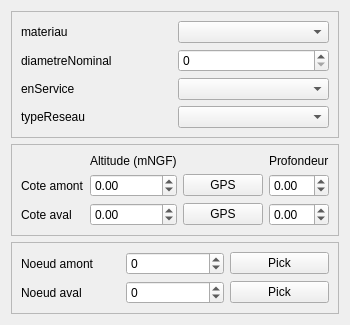
This is Lamia/toolprepro/assainissement/lamiaassainissement_infralineaire_tool_ui.ui in Artelia/Lamia as Qt 5 draws it before an edit. The edited form follows.
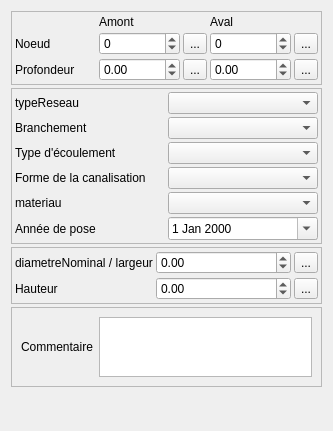
This is the edited form. Icons and pictures are not drawn.

The edit to the form file:
```diff
--- a/Lamia/toolprepro/assainissement/lamiaassainissement_infralineaire_tool_ui.ui
+++ b/Lamia/toolprepro/assainissement/lamiaassainissement_infralineaire_tool_ui.ui
@@ -6,14 +6,141 @@
    <rect>
     <x>0</x>
     <y>0</y>
-    <width>348</width>
-    <height>313</height>
+    <width>333</width>
+    <height>431</height>
    </rect>
   </property>
   <property name="windowTitle">
    <string>Form</string>
   </property>
-  <layout class="QVBoxLayout" name="verticalLayout" stretch="0,0,0">
+  <layout class="QVBoxLayout" name="verticalLayout" stretch="0,0,0,0,0">
+   <property name="spacing">
+    <number>3</number>
+   </property>
+   <item>
+    <widget class="QFrame" name="frame_3">
+     <property name="frameShape">
+      <enum>QFrame::StyledPanel</enum>
+     </property>
+     <property name="frameShadow">
+      <enum>QFrame::Raised</enum>
+     </property>
+     <layout class="QGridLayout" name="gridLayout_3">
+      <property name="margin">
+       <number>3</number>
+      </property>
+      <property name="spacing">
+       <number>3</number>
+      </property>
+      <item row="1" column="4">
+       <widget class="QToolButton" name="toolButton_pickav">
+        <property name="text">
+         <string>...</string>
+        </property>
+        <property name="icon">
+         <iconset resource="../../resources.qrc">
+          <normaloff>:/plugins/Lamia/icons/select.png</normaloff>:/plugins/Lamia/icons/select.png</iconset>
+        </property>
+       </widget>
+      </item>
+      <item row="1" column="3">
+       <widget class="QSpinBox" name="spinBox_lk_noeud2">
+        <property name="minimum">
+         <number>-1</number>
+        </property>
+        <property name="maximum">
+         <number>999999</number>
+        </property>
+       </widget>
+      </item>
+      <item row="0" column="1">
+       <widget class="QLabel" name="label_5">
+        <property name="text">
+         <string>Amont</string>
+        </property>
+       </widget>
+      </item>
+      <item row="1" column="0">
+       <widget class="QLabel" name="label_9">
+        <property name="text">
+         <string>Noeud</string>
+        </property>
+       </widget>
+      </item>
+      <item row="1" column="1">
+       <widget class="QSpinBox" name="spinBox_lk_noeud1">
+        <property name="minimum">
+         <number>-1</number>
+        </property>
+        <property name="maximum">
+         <number>999999</number>
+        </property>
+       </widget>
+      </item>
+      <item row="1" column="2">
+       <widget class="QToolButton" name="toolButton_pickam">
+        <property name="text">
+         <string>...</string>
+        </property>
+        <property name="icon">
+         <iconset resource="../../resources.qrc">
+          <normaloff>:/plugins/Lamia/icons/select.png</normaloff>:/plugins/Lamia/icons/select.png</iconset>
+        </property>
+       </widget>
+      </item>
+      <item row="0" column="3">
+       <widget class="QLabel" name="label_7">
+        <property name="text">
+         <string>Aval</string>
+        </property>
+       </widget>
+      </item>
+      <item row="2" column="0">
+       <widget class="QLabel" name="label_8">
+        <property name="text">
+         <string>Profondeur</string>
+        </property>
+       </widget>
+      </item>
+      <item row="2" column="1">
+       <widget class="QDoubleSpinBox" name="doubleSpinBox_profamont">
+        <property name="minimum">
+         <double>-1.000000000000000</double>
+        </property>
+       </widget>
+      </item>
+      <item row="2" column="2">
+       <widget class="QToolButton" name="toolButton_prof_amont">
+        <property name="text">
+         <string>...</string>
+        </property>
+        <property name="icon">
+         <iconset resource="../../resources.qrc">
+          <normaloff>:/plugins/Lamia/icons/numpad.png</normaloff>:/plugins/Lamia/icons/numpad.png</iconset>
+        </property>
+       </widget>
+      </item>
+      <item row="2" column="3">
+       <widget class="QDoubleSpinBox" name="doubleSpinBox_profaval">
+        <property name="minimum">
+         <double>-1.000000000000000</double>
+        </property>
+       </widget>
+      </item>
+      <item row="2" column="4">
+       <widget class="QToolButton" name="toolButton_prof_aval">
+        <property name="text">
+         <string>...</string>
+        </property>
+        <property name="icon">
+         <iconset resource="../../resources.qrc">
+          <normaloff>:/plugins/Lamia/icons/numpad.png</normaloff>:/plugins/Lamia/icons/numpad.png</iconset>
+        </property>
+       </widget>
+      </item>
+     </layout>
+    </widget>
+   </item>
    <item>
     <widget class="QFrame" name="frame_2">
      <property name="frameShape">
@@ -23,46 +150,76 @@
       <enum>QFrame::Raised</enum>
      </property>
      <layout class="QGridLayout" name="gridLayout">
-      <item row="1" column="1">
-       <widget class="QSpinBox" name="spinBox_diametreNominal"/>
+      <property name="margin">
+       <number>3</number>
+      </property>
+      <property name="spacing">
+       <number>3</number>
+      </property>
+      <item row="1" column="0">
+       <widget class="QLabel" name="label_11">
+        <property name="text">
+         <string>Branchement</string>
+        </property>
+       </widget>
       </item>
-      <item row="2" column="0">
-       <widget class="QLabel" name="label_3">
+      <item row="5" column="0">
+       <widget class="QLabel" name="label_16">
         <property name="text">
-         <string>enService</string>
+         <string>Année de pose</string>
         </property>
        </widget>
       </item>
-      <item row="0" column="1">
+      <item row="3" column="1">
+       <widget class="QComboBox" name="comboBox_formecana"/>
+      </item>
+      <item row="4" column="1">
        <widget class="QComboBox" name="comboBox_materiau"/>
       </item>
-      <item row="1" column="0">
-       <widget class="QLabel" name="label_2">
-        <property name="text">
-         <string>diametreNominal</string>
-        </property>
-       </widget>
-      </item>
-      <item row="2" column="1">
-       <widget class="QComboBox" name="comboBox_enService"/>
-      </item>
-      <item row="0" column="0">
+      <item row="4" column="0">
        <widget class="QLabel" name="label">
         <property name="text">
          <string>materiau</string>
         </property>
        </widget>
       </item>
+      <item row="2" column="0">
+       <widget class="QLabel" name="label_12">
+        <property name="text">
+         <string>Type d'écoulement</string>
+        </property>
+       </widget>
+      </item>
+      <item row="2" column="1">
+       <widget class="QComboBox" name="comboBox_typeecoul"/>
+      </item>
       <item row="3" column="0">
+       <widget class="QLabel" name="label_13">
+        <property name="text">
+         <string>Forme de la canalisation</string>
+        </property>
+       </widget>
+      </item>
+      <item row="1" column="1">
+       <widget class="QComboBox" name="comboBox_branch"/>
+      </item>
+      <item row="0" column="0">
        <widget class="QLabel" name="label_4">
         <property name="text">
          <string>typeReseau</string>
         </property>
        </widget>
       </item>
-      <item row="3" column="1">
+      <item row="0" column="1">
        <widget class="QComboBox" name="comboBox_typeReseau"/>
       </item>
+      <item row="5" column="1">
+       <widget class="QDateEdit" name="dateEdit_anneepose">
+        <property name="calendarPopup">
+         <bool>true</bool>
+        </property>
+       </widget>
+      </item>
      </layout>
     </widget>
    </item>
@@ -74,158 +231,122 @@
      <property name="frameShadow">
       <enum>QFrame::Raised</enum>
      </property>
-     <layout class="QGridLayout" name="gridLayout_2">
-      <item row="1" column="2">
-       <widget class="QPushButton" name="pushButton">
-        <property name="text">
-         <string>GPS</string>
-        </property>
-       </widget>
-      </item>
-      <item row="0" column="1">
-       <widget class="QLabel" name="label_6">
-        <property name="text">
-         <string>Altitude (mNGF)</string>
-        </property>
-       </widget>
-      </item>
-      <item row="1" column="1">
-       <widget class="QDoubleSpinBox" name="doubleSpinBox_altAmont">
-        <property name="minimum">
-         <double>-1.000000000000000</double>
-        </property>
-        <property name="maximum">
-         <double>999999.000000000000000</double>
-        </property>
-       </widget>
-      </item>
+     <layout class="QGridLayout" name="gridLayout_4">
+      <property name="margin">
+       <number>3</number>
+      </property>
+      <property name="spacing">
+       <number>3</number>
+      </property>
       <item row="1" column="0">
-       <widget class="QLabel" name="label_5">
+       <widget class="QLabel" name="label_3">
         <property name="text">
-         <string>Cote amont</string>
+         <string>Hauteur</string>
         </property>
        </widget>
       </item>
-      <item row="2" column="1">
-       <widget class="QDoubleSpinBox" name="doubleSpinBox_altAval">
+      <item row="0" column="0" colspan="2">
+       <widget class="QLabel" name="label_2">
+        <property name="text">
+         <string>diametreNominal / largeur</string>
+        </property>
+       </widget>
+      </item>
+      <item row="0" column="3" colspan="2">
+       <widget class="QDoubleSpinBox" name="doubleSpinBox_diametreNominal">
         <property name="minimum">
          <double>-1.000000000000000</double>
         </property>
-        <property name="maximum">
-         <double>999999.000000000000000</double>
+        <property name="singleStep">
+         <double>0.100000000000000</double>
         </property>
        </widget>
       </item>
-      <item row="0" column="3">
-       <widget class="QLabel" name="label_8">
+      <item row="0" column="5">
+       <widget class="QToolButton" name="toolButton_calc_diam">
         <property name="text">
-         <string>Profondeur</string>
+         <string>...</string>
         </property>
+        <property name="icon">
+         <iconset resource="../../resources.qrc">
+          <normaloff>:/plugins/Lamia/icons/numpad.png</normaloff>:/plugins/Lamia/icons/numpad.png</iconset>
+        </property>
+        <property name="autoRaise">
+         <bool>false</bool>
+        </property>
+        <property name="arrowType">
+         <enum>Qt::NoArrow</enum>
+        </property>
        </widget>
       </item>
-      <item row="2" column="2">
-       <widget class="QPushButton" name="pushButton_2">
+      <item row="1" column="5">
+       <widget class="QToolButton" name="toolButton_calc_haut">
         <property name="text">
-         <string>GPS</string>
+         <string>...</string>
         </property>
-       </widget>
-      </item>
-      <item row="1" column="3">
-       <widget class="QDoubleSpinBox" name="doubleSpinBox_profamont">
-        <property name="minimum">
-         <double>-1.000000000000000</double>
+        <property name="icon">
+         <iconset resource="../../resources.qrc">
+          <normaloff>:/plugins/Lamia/icons/numpad.png</normaloff>:/plugins/Lamia/icons/numpad.png</iconset>
         </property>
        </widget>
       </item>
-      <item row="2" column="3">
-       <widget class="QDoubleSpinBox" name="doubleSpinBox_profaval">
+      <item row="1" column="3" colspan="2">
+       <widget class="QDoubleSpinBox" name="doubleSpinBox_haut">
         <property name="minimum">
          <double>-1.000000000000000</double>
         </property>
-       </widget>
-      </item>
-      <item row="2" column="0">
-       <widget class="QLabel" name="label_7">
-        <property name="text">
-         <string>Cote aval</string>
+        <property name="singleStep">
+         <double>0.100000000000000</double>
         </property>
        </widget>
       </item>
-      <item row="3" column="2">
-       <spacer name="verticalSpacer">
-        <property name="orientation">
-         <enum>Qt::Vertical</enum>
-        </property>
-        <property name="sizeHint" stdset="0">
+     </layout>
+    </widget>
+   </item>
+   <item>
+    <widget class="QFrame" name="frame_5">
+     <property name="frameShape">
+      <enum>QFrame::StyledPanel</enum>
+     </property>
+     <property name="frameShadow">
+      <enum>QFrame::Raised</enum>
+     </property>
+     <layout class="QGridLayout" name="gridLayout_5">
+      <item row="0" column="1">
+       <widget class="QTextBrowser" name="textBrowser_commentaire">
+        <property name="maximumSize">
          <size>
-          <width>20</width>
-          <height>40</height>
+          <width>16777215</width>
+          <height>60</height>
          </size>
         </property>
-       </spacer>
+        <property name="readOnly">
+         <bool>false</bool>
+        </property>
+       </widget>
+      </item>
+      <item row="0" column="0">
+       <widget class="QLabel" name="label_15">
+        <property name="text">
+         <string>Commentaire</string>
+        </property>
+       </widget>
       </item>
      </layout>
     </widget>
    </item>
    <item>
-    <widget class="QFrame" name="frame_3">
-     <property name="frameShape">
-      <enum>QFrame::StyledPanel</enum>
+    <spacer name="verticalSpacer">
+     <property name="orientation">
+      <enum>Qt::Vertical</enum>
      </property>
-     <property name="frameShadow">
-      <enum>QFrame::Raised</enum>
+     <property name="sizeHint" stdset="0">
+      <size>
+       <width>20</width>
+       <height>40</height>
+      </size>
      </property>
-     <layout class="QGridLayout" name="gridLayout_3">
-      <item row="1" column="0">
-       <widget class="QLabel" name="label_10">
-        <property name="text">
-         <string>Noeud aval</string>
-        </property>
-       </widget>
-      </item>
-      <item row="0" column="2">
-       <widget class="QPushButton" name="pushButton_3">
-        <property name="text">
-         <string>Pick</string>
-        </property>
-       </widget>
-      </item>
-      <item row="0" column="0">
-       <widget class="QLabel" name="label_9">
-        <property name="text">
-         <string>Noeud amont</string>
-        </property>
-       </widget>
-      </item>
-      <item row="1" column="2">
-       <widget class="QPushButton" name="pushButton_4">
-        <property name="text">
-         <string>Pick</string>
-        </property>
-       </widget>
-      </item>
-      <item row="0" column="1">
-       <widget class="QSpinBox" name="spinBox_lk_noeud1">
-        <property name="minimum">
-         <number>-1</number>
-        </property>
-        <property name="maximum">
-         <number>999999</number>
-        </property>
-       </widget>
-      </item>
-      <item row="1" column="1">
-       <widget class="QSpinBox" name="spinBox_lk_noeud2">
-        <property name="minimum">
-         <number>-1</number>
-        </property>
-        <property name="maximum">
-         <number>999999</number>
-        </property>
-       </widget>
-      </item>
-     </layout>
-    </widget>
+    </spacer>
    </item>
   </layout>
  </widget>
```
Left out of the diff: 6 changed lines with no effect on the pictures.
